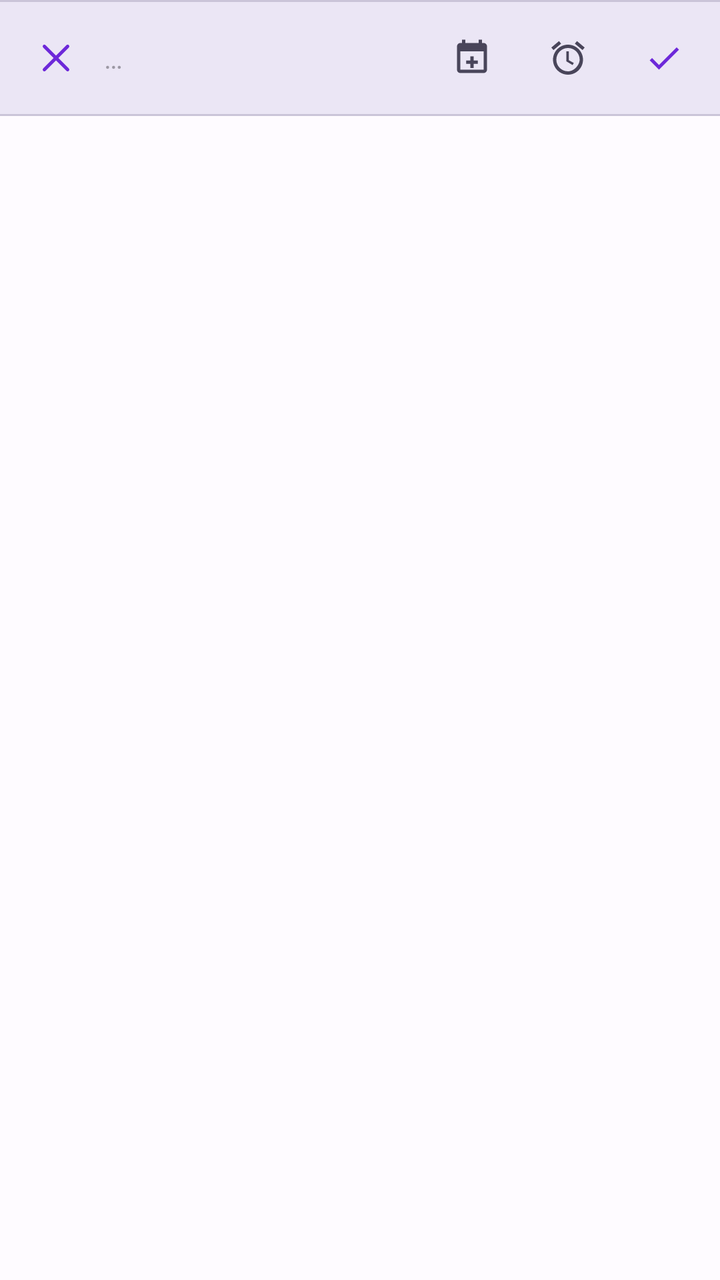
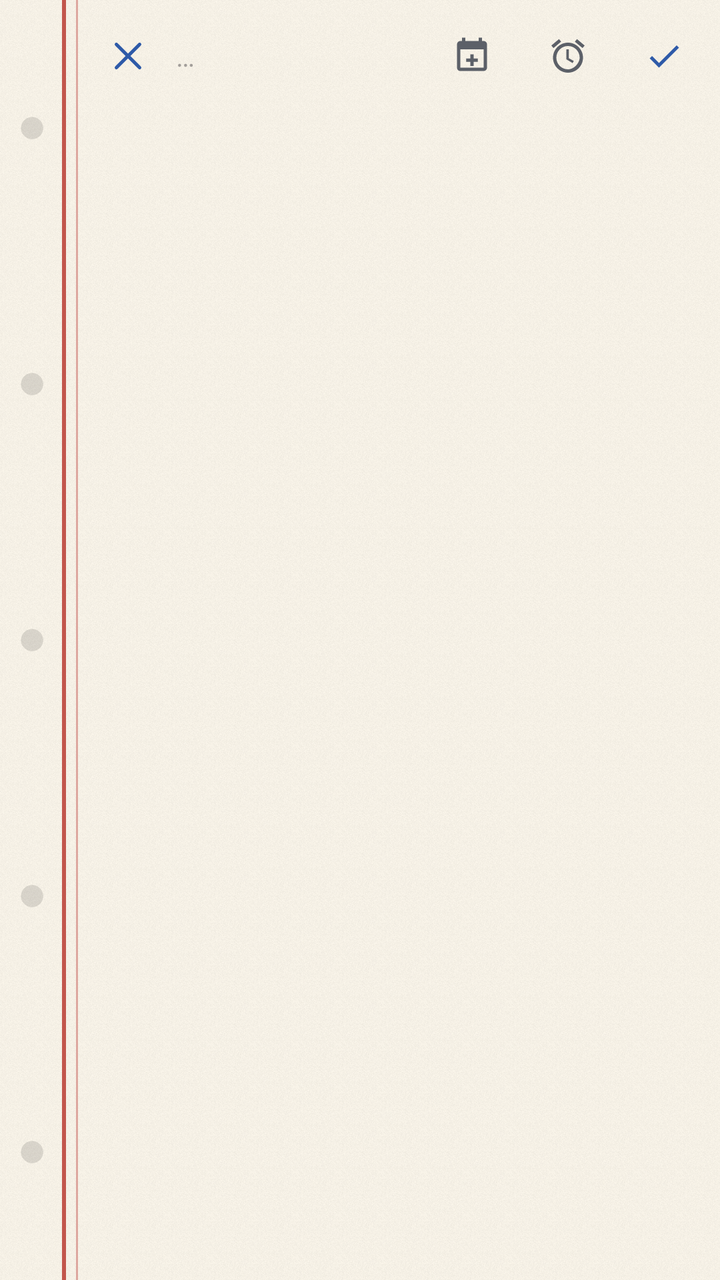

Two renders of the same Android screen: before a commit and after it. Below are the layout's source before the change and the commit's diff.
<!-- AndroidManifest.xml: application theme Theme.ToDoList -->
<!-- res/layout/item_todo_list_inline_add.xml -->
<?xml version="1.0" encoding="utf-8"?>
<LinearLayout
    xmlns:android="http://schemas.android.com/apk/res/android"
    xmlns:app="http://schemas.android.com/apk/res-auto"
    android:layout_width="match_parent"
    android:layout_height="wrap_content"
    android:orientation="vertical">

    <View
        android:layout_width="match_parent"
        android:layout_height="1dp"
        android:background="?attr/colorOutlineVariant" />

    <LinearLayout
        android:layout_width="match_parent"
        android:layout_height="wrap_content"
        android:orientation="horizontal"
        android:gravity="center_vertical"
        android:minHeight="56dp"
        android:paddingStart="4dp"
        android:paddingEnd="4dp"
        android:paddingTop="4dp"
        android:paddingBottom="4dp"
        android:background="?attr/colorSurfaceContainerHigh">

        <com.google.android.material.button.MaterialButton
            android:id="@+id/btnListInlineCancel"
            style="@style/Widget.Material3.Button.IconButton"
            android:layout_width="48dp"
            android:layout_height="48dp"
            android:contentDescription="@string/cancel"
            app:icon="@drawable/ic_close"
            app:iconTint="?attr/colorPrimary" />

        <com.google.android.material.textfield.TextInputEditText
            android:id="@+id/editListInlineAdd"
            android:layout_width="0dp"
            android:layout_height="wrap_content"
            android:layout_weight="1"
            android:background="@null"
            android:hint="@string/list_name_hint"
            android:imeOptions="actionDone"
            android:inputType="textCapSentences"
            android:maxLines="1"
            android:paddingStart="0dp"
            android:paddingEnd="0dp"
            android:textAppearance="?attr/textAppearanceBodyMedium"
            android:textColor="?attr/colorOnSurface" />

        <com.google.android.material.button.MaterialButton
            android:id="@+id/btnListInlineDate"
            style="@style/Widget.Material3.Button.IconButton"
            android:layout_width="48dp"
            android:layout_height="48dp"
            android:contentDescription="@string/set_target_date"
            app:icon="@drawable/ic_event_add"
            app:iconTint="?attr/colorOnSurfaceVariant" />

        <com.google.android.material.button.MaterialButton
            android:id="@+id/btnListInlineDueDate"
            style="@style/Widget.Material3.Button.IconButton"
            android:layout_width="48dp"
            android:layout_height="48dp"
            android:contentDescription="@string/set_due_date"
            app:icon="@drawable/ic_alarm"
            app:iconTint="?attr/colorOnSurfaceVariant" />

        <com.google.android.material.button.MaterialButton
            android:id="@+id/btnListInlineSubmit"
            style="@style/Widget.Material3.Button.IconButton"
            android:layout_width="48dp"
            android:layout_height="48dp"
            android:contentDescription="@string/create_list"
            app:icon="@drawable/ic_check"
            app:iconTint="?attr/colorPrimary" />

    </LinearLayout>

    <View
        android:layout_width="match_parent"
        android:layout_height="1dp"
        android:background="?attr/colorOutlineVariant" />

</LinearLayout>
<!-- resources referenced by this layout -->
<resources>
  <style name="Theme.ToDoList" parent="Theme.Material3.DayNight.NoActionBar">
          <item name="colorPrimary">@color/md_theme_light_primary</item>
          <item name="colorOnPrimary">@color/md_theme_light_onPrimary</item>
          <item name="colorPrimaryContainer">@color/md_theme_light_primaryContainer</item>
          <item name="colorOnPrimaryContainer">@color/md_theme_light_onPrimaryContainer</item>
          <item name="colorSecondary">@color/md_theme_light_secondary</item>
          <item name="colorOnSecondary">@color/md_theme_light_onSecondary</item>
          <item name="colorSecondaryContainer">@color/md_theme_light_secondaryContainer</item>
          <item name="colorOnSecondaryContainer">@color/md_theme_light_onSecondaryContainer</item>
          <item name="colorTertiary">@color/md_theme_light_tertiary</item>
          <item name="colorOnTertiary">@color/md_theme_light_onTertiary</item>
          <item name="colorTertiaryContainer">@color/md_theme_light_tertiaryContainer</item>
          <item name="colorOnTertiaryContainer">@color/md_theme_light_onTertiaryContainer</item>
          <item name="colorError">@color/md_theme_light_error</item>
          <item name="colorOnError">@color/md_theme_light_onError</item>
          <item name="colorErrorContainer">@color/md_theme_light_errorContainer</item>
          <item name="colorOnErrorContainer">@color/md_theme_light_onErrorContainer</item>
          <item name="android:colorBackground">@color/md_theme_light_surfaceContainerLowest</item>
          <item name="colorOnBackground">@color/md_theme_light_onBackground</item>
          <item name="colorSurface">@color/md_theme_light_surface</item>
          <item name="colorOnSurface">@color/md_theme_light_onSurface</item>
          <item name="colorSurfaceVariant">@color/md_theme_light_surfaceVariant</item>
          <item name="colorOnSurfaceVariant">@color/md_theme_light_onSurfaceVariant</item>
          <item name="colorOutline">@color/md_theme_light_outline</item>
          <item name="colorOutlineVariant">@color/md_theme_light_outlineVariant</item>
          <item name="colorSurfaceInverse">@color/md_theme_light_inverseSurface</item>
          <item name="colorOnSurfaceInverse">@color/md_theme_light_inverseOnSurface</item>
          <item name="colorPrimaryInverse">@color/md_theme_light_inversePrimary</item>
          <item name="colorSurfaceContainerLowest">@color/md_theme_light_surfaceContainerLowest</item>
          <item name="colorSurfaceContainerLow">@color/md_theme_light_surfaceContainerLow</item>
          <item name="colorSurfaceContainer">@color/md_theme_light_surfaceContainer</item>
          <item name="colorSurfaceContainerHigh">@color/md_theme_light_surfaceContainerHigh</item>
          <item name="colorSurfaceContainerHighest">@color/md_theme_light_surfaceContainerHighest</item>
          <item name="colorWarning">@color/md_theme_light_warning</item>
          <item name="android:windowLightStatusBar">true</item>
          <item name="android:windowLightNavigationBar">true</item>
      </style>
  <color name="md_theme_light_primary">#6D28D9</color>
  <color name="md_theme_light_onPrimary">#FFFFFF</color>
  <color name="md_theme_light_primaryContainer">#EDE9FE</color>
  <color name="md_theme_light_onPrimaryContainer">#1E0458</color>
  <color name="md_theme_light_secondary">#5B5287</color>
  <color name="md_theme_light_onSecondary">#FFFFFF</color>
  <color name="md_theme_light_secondaryContainer">#E5DEFF</color>
  <color name="md_theme_light_onSecondaryContainer">#181140</color>
  <color name="md_theme_light_tertiary">#7A4F6D</color>
  <color name="md_theme_light_onTertiary">#FFFFFF</color>
  <color name="md_theme_light_tertiaryContainer">#FDD7F2</color>
  <color name="md_theme_light_onTertiaryContainer">#2E0F28</color>
  <color name="md_theme_light_error">#B3261E</color>
  <color name="md_theme_light_onError">#FFFFFF</color>
  <color name="md_theme_light_errorContainer">#F9DEDC</color>
  <color name="md_theme_light_onErrorContainer">#410E0B</color>
  <color name="md_theme_light_surfaceContainerLowest">#FEFBFF</color>
  <color name="md_theme_light_onBackground">#1C1B24</color>
  <color name="md_theme_light_surface">#FEFBFF</color>
  <color name="md_theme_light_onSurface">#1C1B24</color>
  <color name="md_theme_light_surfaceVariant">#E5DFF9</color>
  <color name="md_theme_light_onSurfaceVariant">#49455A</color>
  <color name="md_theme_light_outline">#7A7589</color>
  <color name="md_theme_light_outlineVariant">#CAC4D8</color>
  <color name="md_theme_light_inverseSurface">#312E3C</color>
  <color name="md_theme_light_inverseOnSurface">#F5EFF9</color>
  <color name="md_theme_light_inversePrimary">#CDB9FF</color>
  <color name="md_theme_light_surfaceContainerLow">#F7F2FF</color>
  <color name="md_theme_light_surfaceContainer">#F1ECFB</color>
  <color name="md_theme_light_surfaceContainerHigh">#EBE6F5</color>
  <color name="md_theme_light_surfaceContainerHighest">#E5E0EF</color>
  <color name="md_theme_light_warning">#B45309</color>
  <!-- unchanged entries left out for length: 9 -->
</resources>

<!-- the commit's change to res/layout/item_todo_list_inline_add.xml (unified diff, before → after) -->
@@ -6,22 +6,16 @@
     android:layout_height="wrap_content"
     android:orientation="vertical">
 
-    <View
-        android:layout_width="match_parent"
-        android:layout_height="1dp"
-        android:background="?attr/colorOutlineVariant" />
-
     <LinearLayout
         android:layout_width="match_parent"
         android:layout_height="wrap_content"
         android:orientation="horizontal"
         android:gravity="center_vertical"
         android:minHeight="56dp"
-        android:paddingStart="4dp"
+        android:paddingStart="@dimen/paper_gutter_width"
         android:paddingEnd="4dp"
         android:paddingTop="4dp"
-        android:paddingBottom="4dp"
-        android:background="?attr/colorSurfaceContainerHigh">
+        android:paddingBottom="4dp">
 
         <com.google.android.material.button.MaterialButton
             android:id="@+id/btnListInlineCancel"
@@ -76,9 +70,4 @@
 
     </LinearLayout>
 
-    <View
-        android:layout_width="match_parent"
-        android:layout_height="1dp"
-        android:background="?attr/colorOutlineVariant" />
-
 </LinearLayout>
<!-- resource entries referenced after the edit -->
@@ -1,74 +1,133 @@
 <!-- resources referenced by this layout -->
 <resources>
-  <style name="Theme.ToDoList" parent="Theme.Material3.DayNight.NoActionBar">
-          <item name="colorPrimary">@color/md_theme_light_primary</item>
-          <item name="colorOnPrimary">@color/md_theme_light_onPrimary</item>
-          <item name="colorPrimaryContainer">@color/md_theme_light_primaryContainer</item>
-          <item name="colorOnPrimaryContainer">@color/md_theme_light_onPrimaryContainer</item>
-          <item name="colorSecondary">@color/md_theme_light_secondary</item>
-          <item name="colorOnSecondary">@color/md_theme_light_onSecondary</item>
-          <item name="colorSecondaryContainer">@color/md_theme_light_secondaryContainer</item>
-          <item name="colorOnSecondaryContainer">@color/md_theme_light_onSecondaryContainer</item>
-          <item name="colorTertiary">@color/md_theme_light_tertiary</item>
-          <item name="colorOnTertiary">@color/md_theme_light_onTertiary</item>
-          <item name="colorTertiaryContainer">@color/md_theme_light_tertiaryContainer</item>
-          <item name="colorOnTertiaryContainer">@color/md_theme_light_onTertiaryContainer</item>
-          <item name="colorError">@color/md_theme_light_error</item>
-          <item name="colorOnError">@color/md_theme_light_onError</item>
-          <item name="colorErrorContainer">@color/md_theme_light_errorContainer</item>
-          <item name="colorOnErrorContainer">@color/md_theme_light_onErrorContainer</item>
-          <item name="android:colorBackground">@color/md_theme_light_surfaceContainerLowest</item>
-          <item name="colorOnBackground">@color/md_theme_light_onBackground</item>
-          <item name="colorSurface">@color/md_theme_light_surface</item>
-          <item name="colorOnSurface">@color/md_theme_light_onSurface</item>
-          <item name="colorSurfaceVariant">@color/md_theme_light_surfaceVariant</item>
-          <item name="colorOnSurfaceVariant">@color/md_theme_light_onSurfaceVariant</item>
-          <item name="colorOutline">@color/md_theme_light_outline</item>
-          <item name="colorOutlineVariant">@color/md_theme_light_outlineVariant</item>
-          <item name="colorSurfaceInverse">@color/md_theme_light_inverseSurface</item>
-          <item name="colorOnSurfaceInverse">@color/md_theme_light_inverseOnSurface</item>
-          <item name="colorPrimaryInverse">@color/md_theme_light_inversePrimary</item>
-          <item name="colorSurfaceContainerLowest">@color/md_theme_light_surfaceContainerLowest</item>
-          <item name="colorSurfaceContainerLow">@color/md_theme_light_surfaceContainerLow</item>
-          <item name="colorSurfaceContainer">@color/md_theme_light_surfaceContainer</item>
-          <item name="colorSurfaceContainerHigh">@color/md_theme_light_surfaceContainerHigh</item>
-          <item name="colorSurfaceContainerHighest">@color/md_theme_light_surfaceContainerHighest</item>
-          <item name="colorWarning">@color/md_theme_light_warning</item>
+  <dimen name="paper_gutter_width">40dp</dimen>
+  <style name="Theme.ToDoList" parent="Theme.Material3.Light.NoActionBar">
+          <item name="colorPrimary">@color/ink_blue</item>
+          <item name="colorOnPrimary">@color/paper</item>
+          <item name="colorPrimaryContainer">@color/ink_blue_pale</item>
+          <item name="colorOnPrimaryContainer">@color/ink_blue_deep</item>
+          <item name="colorSecondary">@color/pencil</item>
+          <item name="colorOnSecondary">@color/paper</item>
+          <item name="colorSecondaryContainer">@color/paper_shade_deep</item>
+          <item name="colorOnSecondaryContainer">@color/ink</item>
+          <item name="colorTertiary">@color/ink_soft</item>
+          <item name="colorOnTertiary">@color/paper</item>
+          <item name="colorTertiaryContainer">@color/paper_shade</item>
+          <item name="colorOnTertiaryContainer">@color/ink</item>
+          <item name="colorError">@color/ink_red</item>
+          <item name="colorOnError">@color/paper</item>
+          <item name="colorErrorContainer">@color/ink_red_wash</item>
+          <item name="colorOnErrorContainer">@color/ink_red_deep</item>
+          <item name="android:colorBackground">@color/paper</item>
+          <item name="colorOnBackground">@color/ink</item>
+          <item name="colorSurface">@color/paper</item>
+          <item name="elevationOverlayEnabled">false</item>
+          <item name="colorOnSurface">@color/ink</item>
+          <item name="colorSurfaceVariant">@color/paper_shade</item>
+          <item name="colorOnSurfaceVariant">@color/ink_soft</item>
+          <item name="colorOutline">@color/pencil</item>
+          <item name="colorOutlineVariant">@color/paper_rule</item>
+          <item name="colorSurfaceInverse">@color/ink</item>
+          <item name="colorOnSurfaceInverse">@color/paper</item>
+          <item name="colorPrimaryInverse">@color/ink_blue_faded</item>
+          <item name="colorSurfaceContainerLowest">@color/paper</item>
+          <item name="colorSurfaceContainerLow">@color/paper_shade</item>
+          <item name="colorSurfaceContainer">@color/paper_shade</item>
+          <item name="colorSurfaceContainerHigh">@color/paper_shade_deep</item>
+          <item name="colorSurfaceContainerHighest">@color/paper_sunken</item>
+          <item name="colorWarning">@color/ink_amber</item>
+          <item name="android:windowBackground">@drawable/bg_paper</item>
+          <item name="android:statusBarColor">@android:color/transparent</item>
           <item name="android:windowLightStatusBar">true</item>
           <item name="android:windowLightNavigationBar">true</item>
+          <item name="materialAlertDialogTheme">@style/ThemeOverlay.Paper.Dialog</item>
       </style>
-  <color name="md_theme_light_primary">#6D28D9</color>
-  <color name="md_theme_light_onPrimary">#FFFFFF</color>
-  <color name="md_theme_light_primaryContainer">#EDE9FE</color>
-  <color name="md_theme_light_onPrimaryContainer">#1E0458</color>
-  <color name="md_theme_light_secondary">#5B5287</color>
-  <color name="md_theme_light_onSecondary">#FFFFFF</color>
-  <color name="md_theme_light_secondaryContainer">#E5DEFF</color>
-  <color name="md_theme_light_onSecondaryContainer">#181140</color>
-  <color name="md_theme_light_tertiary">#7A4F6D</color>
-  <color name="md_theme_light_onTertiary">#FFFFFF</color>
-  <color name="md_theme_light_tertiaryContainer">#FDD7F2</color>
-  <color name="md_theme_light_onTertiaryContainer">#2E0F28</color>
-  <color name="md_theme_light_error">#B3261E</color>
-  <color name="md_theme_light_onError">#FFFFFF</color>
-  <color name="md_theme_light_errorContainer">#F9DEDC</color>
-  <color name="md_theme_light_onErrorContainer">#410E0B</color>
-  <color name="md_theme_light_surfaceContainerLowest">#FEFBFF</color>
-  <color name="md_theme_light_onBackground">#1C1B24</color>
-  <color name="md_theme_light_surface">#FEFBFF</color>
-  <color name="md_theme_light_onSurface">#1C1B24</color>
-  <color name="md_theme_light_surfaceVariant">#E5DFF9</color>
-  <color name="md_theme_light_onSurfaceVariant">#49455A</color>
-  <color name="md_theme_light_outline">#7A7589</color>
-  <color name="md_theme_light_outlineVariant">#CAC4D8</color>
-  <color name="md_theme_light_inverseSurface">#312E3C</color>
-  <color name="md_theme_light_inverseOnSurface">#F5EFF9</color>
-  <color name="md_theme_light_inversePrimary">#CDB9FF</color>
-  <color name="md_theme_light_surfaceContainerLow">#F7F2FF</color>
-  <color name="md_theme_light_surfaceContainer">#F1ECFB</color>
-  <color name="md_theme_light_surfaceContainerHigh">#EBE6F5</color>
-  <color name="md_theme_light_surfaceContainerHighest">#E5E0EF</color>
-  <color name="md_theme_light_warning">#B45309</color>
+  <color name="ink_blue">#2E5AA8</color>
+  <color name="paper">#FAF5EA</color>
+  <color name="ink_blue_pale">#DEE5F2</color>
+  <color name="ink_blue_deep">#16305C</color>
+  <color name="pencil">#8A8578</color>
+  <color name="paper_shade_deep">#EFE7D5</color>
+  <color name="ink">#23282F</color>
+  <color name="ink_soft">#5C6068</color>
+  <color name="paper_shade">#F5EFE1</color>
+  <color name="ink_red">#A8392F</color>
+  <color name="ink_red_wash">#F1DDD4</color>
+  <color name="ink_red_deep">#5A1E18</color>
+  <color name="paper_rule">#D5CCB6</color>
+  <color name="ink_blue_faded">#A8C0E8</color>
+  <color name="paper_sunken">#E7DEC8</color>
+  <color name="ink_amber">#B4761E</color>
+  <!-- drawable bg_paper (drawable) -->
+  <?xml version="1.0" encoding="utf-8"?>
+  <layer-list xmlns:android="http://schemas.android.com/apk/res/android">
+  
+      <item>
+          <shape android:shape="rectangle">
+              <solid android:color="@color/paper" />
+          </shape>
+      </item>
+  
+      <item>
+          <bitmap
+              android:src="@drawable/tile_paper_grain"
+              android:tileMode="repeat"
+              android:tint="@color/paper_grain_tint" />
+      </item>
+  
+      <item
+          android:width="@dimen/paper_gutter_width"
+          android:gravity="start|fill_vertical">
+          <bitmap
+              android:src="@drawable/tile_paper_hole"
+              android:tileMode="repeat"
+              android:tint="@color/paper_hole_tint" />
+      </item>
+  
+      <item
+          android:width="@dimen/paper_margin_primary_width"
+          android:gravity="start|fill_vertical"
+          android:start="@dimen/paper_margin_primary_inset">
+          <shape android:shape="rectangle">
+              <solid android:color="@color/paper_margin_rule" />
+          </shape>
+      </item>
+  
+      <item
+          android:width="@dimen/paper_margin_secondary_width"
+          android:gravity="start|fill_vertical"
+          android:start="@dimen/paper_margin_secondary_inset">
+          <shape android:shape="rectangle">
+              <solid android:color="@color/paper_margin_rule_soft" />
+          </shape>
+      </item>
+  
+  </layer-list>
+  <style name="ThemeOverlay.Paper.Dialog" parent="ThemeOverlay.Material3.MaterialAlertDialog">
+          <item name="colorSurface">@color/paper_sheet</item>
+          <item name="elevationOverlayEnabled">false</item>
+          <item name="colorSurfaceContainerHigh">@color/paper_sheet</item>
+          <item name="alertDialogStyle">@style/MaterialAlertDialog.Paper</item>
+      </style>
+  <!-- drawable tile_paper_grain: png bitmap (drawable-nodpi, 3823 bytes) -->
+  <color name="paper_grain_tint">#66000000</color>
+  <!-- drawable tile_paper_hole: png bitmap (drawable-xxhdpi, 865 bytes) -->
+  <color name="paper_hole_tint">#1F000000</color>
+  <dimen name="paper_margin_primary_width">2dp</dimen>
+  <dimen name="paper_margin_primary_inset">31dp</dimen>
+  <color name="paper_margin_rule">#C2564C</color>
+  <dimen name="paper_margin_secondary_width">1dp</dimen>
+  <dimen name="paper_margin_secondary_inset">38dp</dimen>
+  <color name="paper_margin_rule_soft">#DDA79F</color>
+  <color name="paper_sheet">#FFFCF4</color>
+  <style name="MaterialAlertDialog.Paper" parent="MaterialAlertDialog.Material3">
+          <item name="backgroundTint">@color/paper_sheet</item>
+          <item name="shapeAppearanceOverlay">@style/ShapeAppearance.Paper.Chip</item>
+      </style>
+  <style name="ShapeAppearance.Paper.Chip" parent="">
+          <item name="cornerFamily">rounded</item>
+          <item name="cornerSize">16dp</item>
+      </style>
   <!-- unchanged entries left out for length: 9 -->
 </resources>
 
